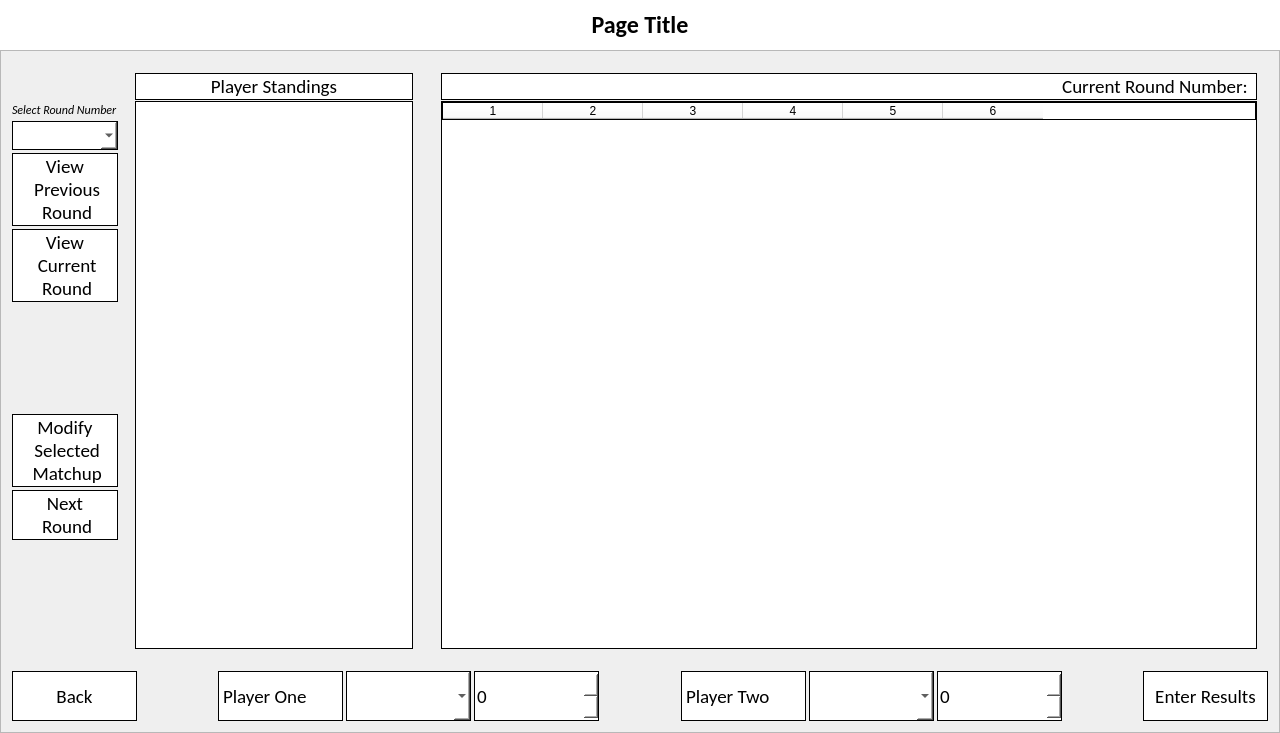
Above: forms/mainwindow.ui from WatkingStudio/Tournament-Creator before the change. Below: the same form after it.
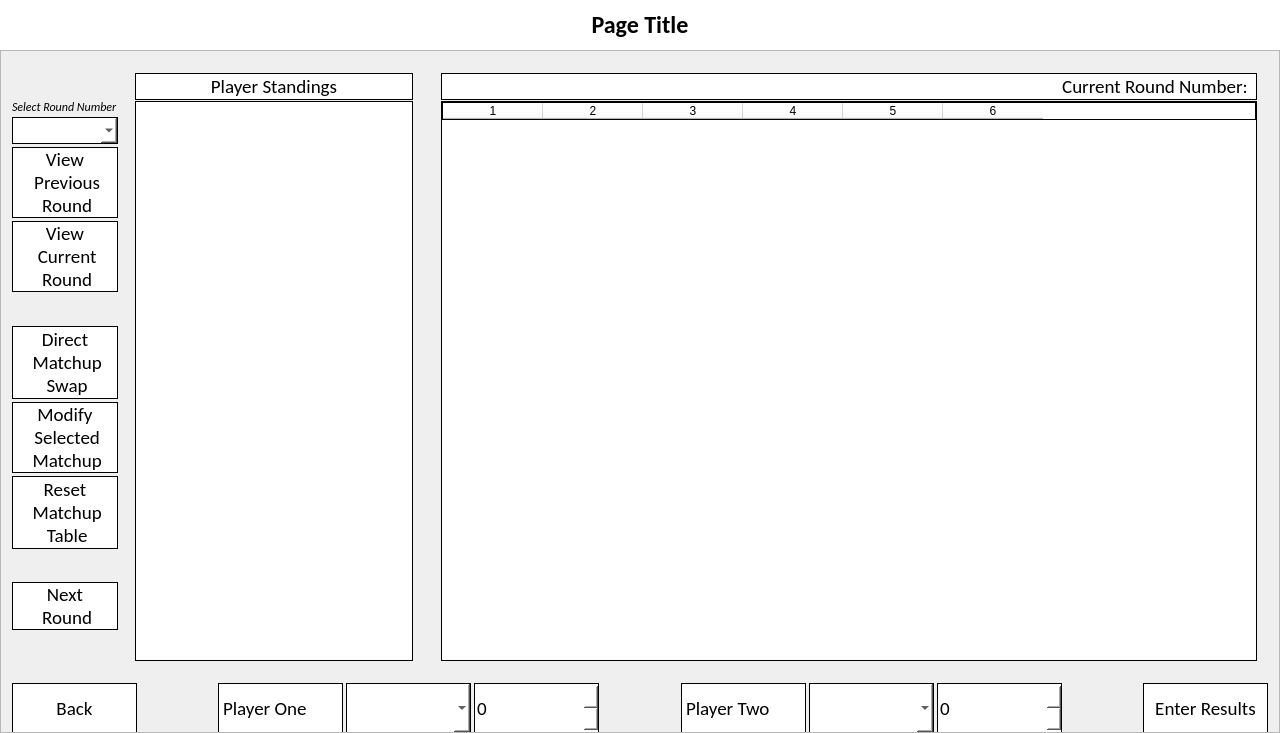
That is the form after the change. The open tabs and pages were chosen to show the change. Icons and pictures are not drawn.

Commit message: Advanced Matchup Added

Diff of the .ui file:
```diff
--- a/forms/mainwindow.ui
+++ b/forms/mainwindow.ui
@@ -1423,6 +1423,24 @@
                     </property>
                    </spacer>
                   </item>
+                  <item>
+                   <widget class="QPushButton" name="matchupsDirectMatchupSwapButton">
+                    <property name="font">
+                     <font>
+                      <family>Calibri</family>
+                      <pointsize>14</pointsize>
+                     </font>
+                    </property>
+                    <property name="styleSheet">
+                     <string notr="true">border: 1px solid; background:white;</string>
+                    </property>
+                    <property name="text">
+                     <string>Direct
+ Matchup
+ Swap</string>
+                    </property>
+                   </widget>
+                  </item>
                   <item>
                    <widget class="QPushButton" name="matchupsModifyMatchupsButton">
                     <property name="minimumSize">
@@ -1453,6 +1471,37 @@
                     </property>
                    </widget>
                   </item>
+                  <item>
+                   <widget class="QPushButton" name="matchupsResetMatchupTable">
+                    <property name="font">
+                     <font>
+                      <family>Calibri</family>
+                      <pointsize>14</pointsize>
+                     </font>
+                    </property>
+                    <property name="styleSheet">
+                     <string notr="true">border: 1px solid; background:white;</string>
+                    </property>
+                    <property name="text">
+                     <string>Reset
+ Matchup
+ Table</string>
+                    </property>
+                   </widget>
+                  </item>
+                  <item>
+                   <spacer name="verticalSpacer_9">
+                    <property name="orientation">
+                     <enum>Qt::Vertical</enum>
+                    </property>
+                    <property name="sizeHint" stdset="0">
+                     <size>
+                      <width>20</width>
+                      <height>40</height>
+                     </size>
+                    </property>
+                   </spacer>
+                  </item>
                   <item>
                    <widget class="QPushButton" name="matchupsNextRoundButton">
                     <property name="minimumSize">
```
Left out of the diff: 2 changed lines with no effect on the pictures. The commit also changes 8 other files.
